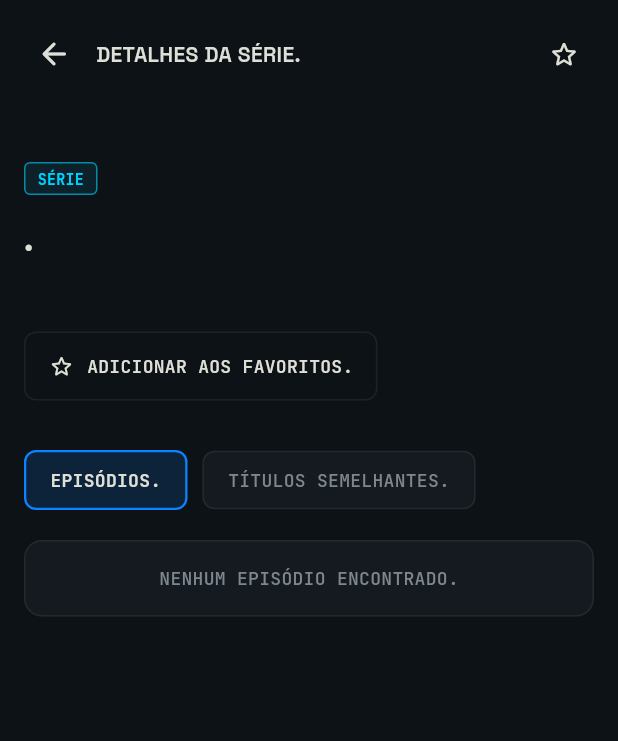
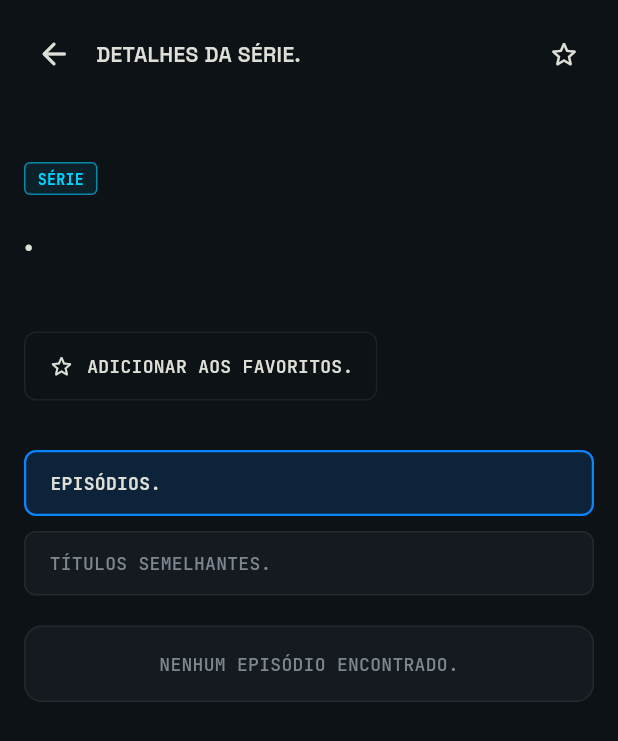
Before and after one commit to satodu/panda-iptv, a Flutter app: the SeriesDetailScreen screen opened directly with empty values, on a phone screen of 412 x 824 dp. Shown: the top 741 px of the screen. Run offline on Flutter 3.47's test engine with Material 3 defaults, Android fonts, the phone set to English and light mode, and no system bars; our stand-ins replace cached_network_image, google_fonts, open_filex, package_info_plus, shared_preferences; missing offline and left inert: media_kit, media_kit_video; accounts and stored records are empty; network calls fail.

Commit message:
fix(mobile): resolve stream resume reset, series tabs wrap and settings exp date layout

```diff
--- a/assets/i18n/en_US.json
+++ b/assets/i18n/en_US.json
@@ -96,6 +96,7 @@
     "server_section": "SERVER & CONNECTION.",
     "current_server": "ACTIVE SERVER",
     "connected_as": "CONNECTED AS",
+    "expires": "EXPIRES",
     "change_server": "SWITCH SERVER // RECONNECT.",
     "language_section": "SYSTEM LANGUAGE.",
     "language_badge": "I18N // LOCALE",
--- a/assets/i18n/es_ES.json
+++ b/assets/i18n/es_ES.json
@@ -96,6 +96,7 @@
     "server_section": "SERVIDOR Y CONEXIÓN.",
     "current_server": "SERVIDOR ACTIVO",
     "connected_as": "CONECTADO COMO",
+    "expires": "VENCE",
     "change_server": "CAMBIAR SERVIDOR // RECONECTAR.",
     "language_section": "IDIOMA DEL SISTEMA.",
     "language_badge": "I18N // IDIOMA",
--- a/assets/i18n/pt_BR.json
+++ b/assets/i18n/pt_BR.json
@@ -96,6 +96,7 @@
     "server_section": "SERVIDOR & CONEXÃO.",
     "current_server": "SERVIDOR ATIVO",
     "connected_as": "CONECTADO COMO",
+    "expires": "VENCE",
     "change_server": "TROCAR SERVIDOR // RECONECTAR.",
     "language_section": "IDIOMA DO SISTEMA.",
     "language_badge": "I18N // IDIOMA",
--- a/lib/features/series/presentation/series_detail_screen.dart
+++ b/lib/features/series/presentation/series_detail_screen.dart
@@ -583,6 +583,31 @@ class _SeriesDetailScreenState extends State<SeriesDetailScreen> {
   }
 
   Widget _buildTabsHeader(bool isNarrow) {
+    if (isNarrow) {
+      return Column(
+        crossAxisAlignment: CrossAxisAlignment.stretch,
+        children: [
+          _buildTabButton(
+            title: context.tr('series.episodes_tab'),
+            badge: _detail != null ? '${_detail!.seasonNumbers.length} TEMP' : null,
+            isSelected: _activeTab == 0,
+            onTap: () => setState(() => _activeTab = 0),
+            isFullWidth: true,
+          ),
+          const SizedBox(height: 10),
+          _buildTabButton(
+            title: context.tr('series.similar_tab'),
+            badge: _similarSeries.isNotEmpty
+                ? '${_similarSeries.length}'
+                : (_loadingTmdb ? '...' : null),
+            isSelected: _activeTab == 1,
+            onTap: () => setState(() => _activeTab = 1),
+            isFullWidth: true,
+          ),
+        ],
+      );
+    }
+
     return SingleChildScrollView(
       scrollDirection: Axis.horizontal,
       child: Row(
@@ -612,12 +637,14 @@ class _SeriesDetailScreenState extends State<SeriesDetailScreen> {
     String? badge,
     required bool isSelected,
     required VoidCallback onTap,
+    bool isFullWidth = false,
   }) {
     return InkWell(
       onTap: onTap,
       borderRadius: BorderRadius.circular(8),
       child: Container(
-        padding: const EdgeInsets.symmetric(horizontal: 16, vertical: 10),
+        width: isFullWidth ? double.infinity : null,
+        padding: const EdgeInsets.symmetric(horizontal: 16, vertical: 12),
         decoration: BoxDecoration(
           color: isSelected ? AppColors.accentPrimary.withValues(alpha: 0.15) : AppColors.surfaceCard,
           borderRadius: BorderRadius.circular(8),
@@ -627,7 +654,8 @@ class _SeriesDetailScreenState extends State<SeriesDetailScreen> {
           ),
         ),
         child: Row(
-          mainAxisSize: MainAxisSize.min,
+          mainAxisSize: isFullWidth ? MainAxisSize.max : MainAxisSize.min,
+          mainAxisAlignment: isFullWidth ? MainAxisAlignment.spaceBetween : MainAxisAlignment.start,
           children: [
             Text(
               title,
--- a/pubspec.yaml
+++ b/pubspec.yaml
@@ -1,7 +1,7 @@
 name: panda_iptv
 description: "Panda IPTV - Oriental Brutalist IPTV Player for Android and Linux"
 publish_to: "none"
-version: 0.0.3+3
+version: 0.0.4+4
 
 environment:
   sdk: ">=3.0.0 <4.0.0"
```
Also changed, not shown: lib/features/player/presentation/video_player_screen.dart (+8 -18 lines), lib/features/settings/presentation/settings_screen.dart (+42 -1 lines), 4 other files.
